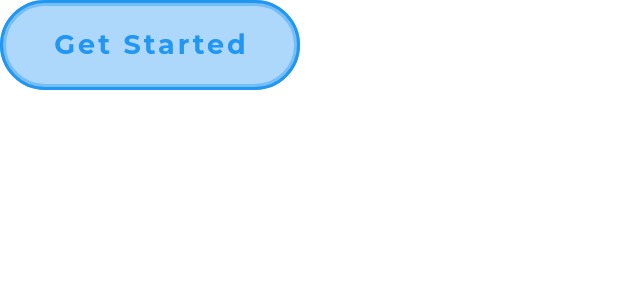
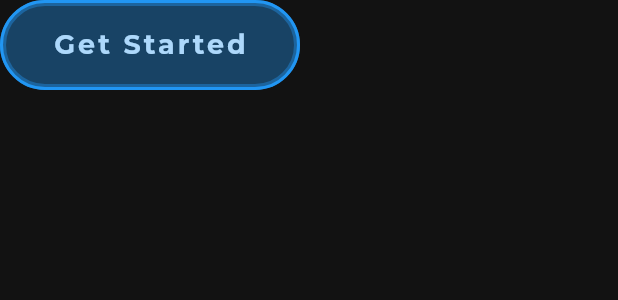
Before and after one commit to jans-johnson/sign_language_detection_webapp_flutter, a Flutter app: the NeonButton widget shown alone on an empty page, opened directly, on a phone screen of 412 x 824 dp. Shown: the top 300 px of the screen. Run offline on Flutter 3.47's test engine with Material 2 defaults, Android fonts, the phone set to English and light mode, and no system bars; our stand-ins replace animated_text_kit, camera, flutter_svg, google_fonts, simple_icons; missing offline and left inert: dart:html, dart:js; network calls fail; statements that could not run were skipped.

Commit message:
Design update

```diff
--- a/lib/main.dart
+++ b/lib/main.dart
@@ -13,7 +13,7 @@ class MyApp extends StatelessWidget{
   Widget build(BuildContext context) {
     return MaterialApp(
       home: ScreenAbout(),
-      theme: ThemeConfig.lightTheme,
+      theme: ThemeConfig.darkTheme,
       debugShowCheckedModeBanner: false,
     );
   }
--- a/lib/theme/theme_config.dart
+++ b/lib/theme/theme_config.dart
@@ -13,7 +13,7 @@ class ThemeConfig {
   static ThemeData darkTheme = ThemeData(
     colorScheme: ColorScheme.fromSeed(
       seedColor: Colors.blue,
-      primary: darkPrimary,
+      primary: lightPrimary,
       onPrimary: darkAccent,
       secondary: darkSecondaryAccent,
       onSecondary: lightAccent,
--- a/lib/widgets/neon_button.dart
+++ b/lib/widgets/neon_button.dart
@@ -85,7 +85,7 @@ class _NeonButtonState extends State<NeonButton> with TickerProviderStateMixin {
               child: Text(
                 widget.label,
                 style: TextStyle(
-                  color: _hovering ? Colors.black : Colors.blue,
+                  color: _hovering ? Colors.black : Colors.white,
                   fontWeight: FontWeight.bold,
                   fontSize: 18,
                   letterSpacing: 2,
```
Also changed, not shown: lib/screens/screen_about.dart (+28 -6 lines), lib/screens/screen_home.dart (+13 -10 lines).
